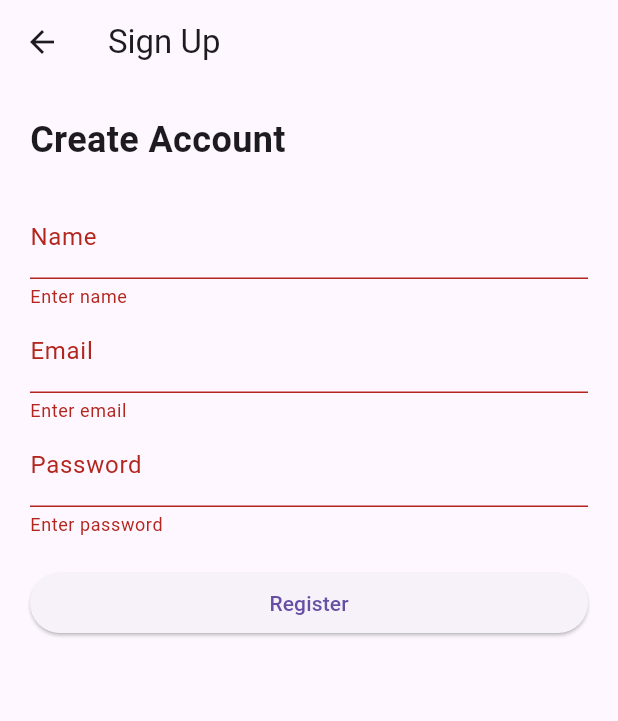
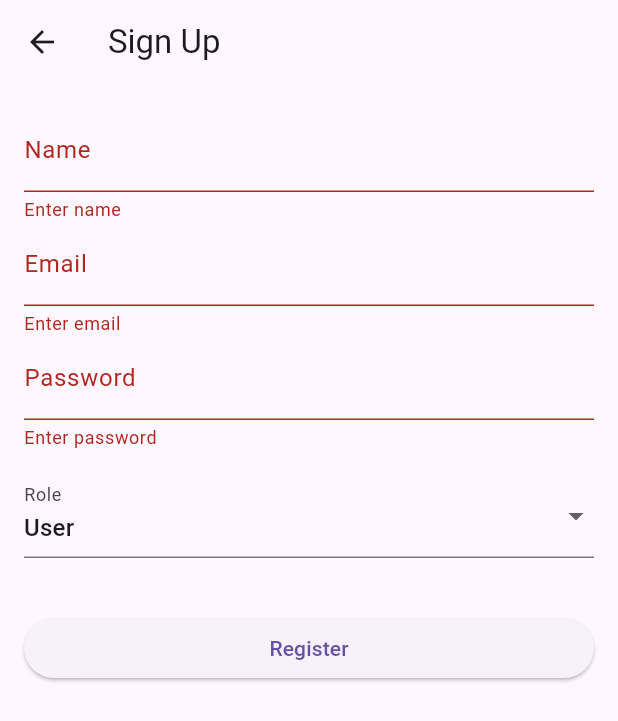
Before and after one commit to Nizkia/PinePro, a Flutter app: the SignUpScreen screen opened directly, after a tap on "Register", on a phone screen of 412 x 824 dp. Shown: the top 721 px of the screen. Run offline on Flutter 3.47's test engine with Material 3 defaults, Android fonts, the light colour scheme and no system bars; our stand-ins replace sqflite; accounts and stored records are empty.

Commit message:
assign role and signup/login

```diff
--- a/lib/db/database_helper.dart
+++ b/lib/db/database_helper.dart
@@ -19,20 +19,21 @@ class DatabaseHelper {
 
     return await openDatabase(
       path,
-      version: 2,                    // 🔹 bump version
+      version: 3, // bump version to add role column
       onCreate: _createDB,
       onUpgrade: _onUpgrade,
     );
   }
 
   Future _createDB(Database db, int version) async {
-    // 🔹 Users table for login
+    // 🔹 Users table with role
     await db.execute('''
       CREATE TABLE users (
         id INTEGER PRIMARY KEY AUTOINCREMENT,
         name TEXT NOT NULL,
         email TEXT NOT NULL UNIQUE,
-        password TEXT NOT NULL
+        password TEXT NOT NULL,
+        role TEXT NOT NULL
       )
     ''');
 
@@ -51,8 +52,6 @@ class DatabaseHelper {
       )
     ''');
 
-
-
     // Announcements
     await db.execute('''
       CREATE TABLE announcements (
@@ -65,16 +64,9 @@ class DatabaseHelper {
   }
 
   Future _onUpgrade(Database db, int oldVersion, int newVersion) async {
-    if (oldVersion < 2) {
-      // If DB already exists from before, add users table
-      await db.execute('''
-        CREATE TABLE IF NOT EXISTS users (
-          id INTEGER PRIMARY KEY AUTOINCREMENT,
-          name TEXT NOT NULL,
-          email TEXT NOT NULL UNIQUE,
-          password TEXT NOT NULL
-        )
-      ''');
+    if (oldVersion < 3) {
+      // add role column to users table if upgrading from old version
+      await db.execute('ALTER TABLE users ADD COLUMN role TEXT NOT NULL DEFAULT "user"');
     }
   }
 }
--- a/lib/models/user.dart
+++ b/lib/models/user.dart
@@ -3,12 +3,14 @@ class User {
   String name;
   String email;
   String password;
+  String role; // NEW FIELD: "user" or "entrepreneur"
 
   User({
     this.id,
     required this.name,
     required this.email,
     required this.password,
+    this.role = "user",
   });
 
   Map<String, dynamic> toMap() {
@@ -17,6 +19,7 @@ class User {
       'name': name,
       'email': email,
       'password': password,
+      'role': role,
     };
   }
 
@@ -26,6 +29,7 @@ class User {
       name: map['name'],
       email: map['email'],
       password: map['password'],
+      role: map['role'] ?? "user",
     );
   }
 }
--- a/lib/screens/auth/sign_up_screen.dart
+++ b/lib/screens/auth/sign_up_screen.dart
@@ -1,6 +1,9 @@
 import 'package:flutter/material.dart';
 import 'package:pinepro/db/database_helper.dart';
 import 'package:pinepro/models/user.dart';
+import '../../models/entrepreneur.dart';
+import '../home_screen.dart';
+//import '../userhome_screen.dart';
 
 class SignUpScreen extends StatefulWidget {
   const SignUpScreen({super.key});
@@ -15,55 +18,76 @@ class _SignUpScreenState extends State<SignUpScreen> {
   final emailController = TextEditingController();
   final passwordController = TextEditingController();
 
+  // Role
+  String selectedRole = "user";
+
+  // Entrepreneur fields
+  final businessTypeController = TextEditingController();
+  final locationController = TextEditingController();
+  final phoneController = TextEditingController();
+  final telegramController = TextEditingController();
+  final websiteController = TextEditingController();
+  final imageUrlController = TextEditingController();
+  final descriptionController = TextEditingController();
+
   String? errorMessage;
 
-  String? _validateEmail(String? value) {
-    if (value == null || value.isEmpty) return "Enter email";
-
-    // must contain @ and .
-    if (!value.contains("@") || !value.contains(".")) {
-      return "Enter a valid email";
-    }
-
-    return null;
-  }
-
-  String? _validatePassword(String? value) {
-    if (value == null || value.isEmpty) return "Enter password";
-    if (value.length < 6) {
-      return "Password must be at least 6 characters";
-    }
-
-    final hasLetter = value.contains(RegExp(r'[A-Za-z]'));
-    final hasNumber = value.contains(RegExp(r'[0-9]'));
-
-    if (!hasLetter || !hasNumber) {
-      return "Password must contain letters and numbers";
-    }
-
-    return null;
+  @override
+  void dispose() {
+    nameController.dispose();
+    emailController.dispose();
+    passwordController.dispose();
+    businessTypeController.dispose();
+    locationController.dispose();
+    phoneController.dispose();
+    telegramController.dispose();
+    websiteController.dispose();
+    imageUrlController.dispose();
+    descriptionController.dispose();
+    super.dispose();
   }
 
   Future<void> _signUp() async {
-    // 🔴 THIS is what stops invalid values
-    if (!_formKey.currentState!.validate()) {
-      return;
-    }
+    if (!_formKey.currentState!.validate()) return;
 
     final db = await DatabaseHelper.instance.database;
 
-    final newUser = User(
+    final user = User(
       name: nameController.text.trim(),
       email: emailController.text.trim(),
       password: passwordController.text,
+      role: selectedRole,
     );
 
     try {
-      await db.insert('users', newUser.toMap());
+      await db.insert('users', user.toMap());
+
+      // If role is entrepreneur, insert entrepreneur details
+      if (selectedRole == "entrepreneur") {
+        final entrepreneur = Entrepreneur(
+          name: nameController.text.trim(),
+          businessType: businessTypeController.text.trim(),
+          location: locationController.text.trim(),
+          phone: phoneController.text.trim(),
+          telegram: telegramController.text.trim().isEmpty
+              ? null
+              : telegramController.text.trim(),
+          website: websiteController.text.trim().isEmpty
+              ? null
+              : websiteController.text.trim(),
+          imageUrl: imageUrlController.text.trim().isEmpty
+              ? null
+              : imageUrlController.text.trim(),
+          description: descriptionController.text.trim().isEmpty
+              ? null
+              : descriptionController.text.trim(),
+        );
+
+        await db.insert('entrepreneurs', entrepreneur.toMap());
+      }
+
       setState(() => errorMessage = null);
-
-      // Go back to login after successful registration
-      Navigator.pop(context);
+      Navigator.pop(context); // go back to login
     } catch (e) {
       setState(() {
         errorMessage = "Email already registered or error occurred.";
@@ -76,44 +100,102 @@ class _SignUpScreenState extends State<SignUpScreen> {
     return Scaffold(
       appBar: AppBar(title: const Text("Sign Up")),
       body: Padding(
-        padding: const EdgeInsets.all(20),
+        padding: const EdgeInsets.all(16.0),
         child: Form(
           key: _formKey,
           child: ListView(
             children: [
-              const Text(
-                "Create Account",
-                style: TextStyle(fontSize: 24, fontWeight: FontWeight.bold),
-              ),
-              const SizedBox(height: 20),
-
               TextFormField(
                 controller: nameController,
                 decoration: const InputDecoration(labelText: "Name"),
                 validator: (value) =>
                 value == null || value.isEmpty ? "Enter name" : null,
               ),
-
               TextFormField(
                 controller: emailController,
                 decoration: const InputDecoration(labelText: "Email"),
-                keyboardType: TextInputType.emailAddress,
-                validator: _validateEmail,
+                validator: (value) =>
+                value == null || value.isEmpty ? "Enter email" : null,
               ),
-
               TextFormField(
                 controller: passwordController,
                 decoration: const InputDecoration(labelText: "Password"),
                 obscureText: true,
-                validator: _validatePassword,
+                validator: (value) =>
+                value == null || value.isEmpty ? "Enter password" : null,
               ),
+              const SizedBox(height: 16),
+
+              // Role selection
+              DropdownButtonFormField<String>(
+                value: selectedRole,
+                items: const [
+                  DropdownMenuItem(
+                    value: "user",
+                    child: Text("User"),
+                  ),
+                  DropdownMenuItem(
+                    value: "entrepreneur",
+                    child: Text("Entrepreneur"),
+                  ),
+                ],
+                onChanged: (value) {
+                  setState(() {
+                    selectedRole = value!;
+                  });
+                },
+                decoration: const InputDecoration(labelText: "Role"),
+              ),
+
+              const SizedBox(height: 16),
+
+              // Entrepreneur extra fields
+              if (selectedRole == "entrepreneur") ...[
+                TextFormField(
+                  controller: businessTypeController,
+                  decoration:
+                  const InputDecoration(labelText: "Business Type"),
+                  validator: (value) =>
+                  value == null || value.isEmpty ? "Enter business type" : null,
+                ),
+                TextFormField(
+                  controller: locationController,
+                  decoration: const InputDecoration(labelText: "Location"),
+                  validator: (value) =>
+                  value == null || value.isEmpty ? "Enter location" : null,
+                ),
+                TextFormField(
+                  controller: phoneController,
+                  decoration: const InputDecoration(labelText: "Phone Number"),
+                  validator: (value) =>
+                  value == null || value.isEmpty ? "Enter phone" : null,
+                ),
+                TextFormField(
+                  controller: telegramController,
+                  decoration: const InputDecoration(
+                      labelText: "Telegram Handle (optional)"),
+                ),
+                TextFormField(
+                  controller: websiteController,
+                  decoration:
+                  const InputDecoration(labelText: "Website (optional)"),
+                ),
+                TextFormField(
+                  controller: imageUrlController,
+                  decoration:
+                  const InputDecoration(labelText: "Image URL (optional)"),
+                ),
+                TextFormField(
+                  controller: descriptionController,
+                  decoration:
+                  const InputDecoration(labelText: "Description (optional)"),
+                  maxLines: 3,
+                ),
+              ],
 
               if (errorMessage != null) ...[
                 const SizedBox(height: 10),
-                Text(
-                  errorMessage!,
-                  style: const TextStyle(color: Colors.red),
-                ),
+                Text(errorMessage!, style: const TextStyle(color: Colors.red)),
               ],
 
               const SizedBox(height: 20),
```
Also changed, not shown: lib/screens/auth/login_screen.dart (+17 -13 lines), lib/screens/users/userhome_screen.dart (added, +44 -0 lines), pubspec.lock. Lines whose indentation alone changed are shown as unchanged.
